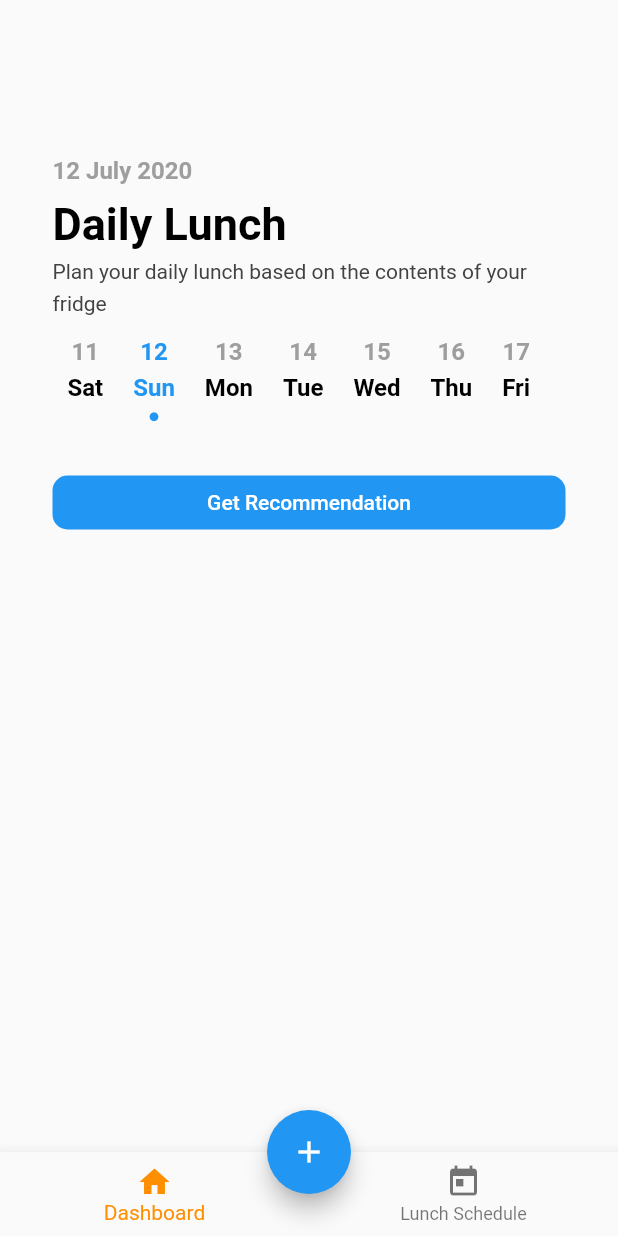
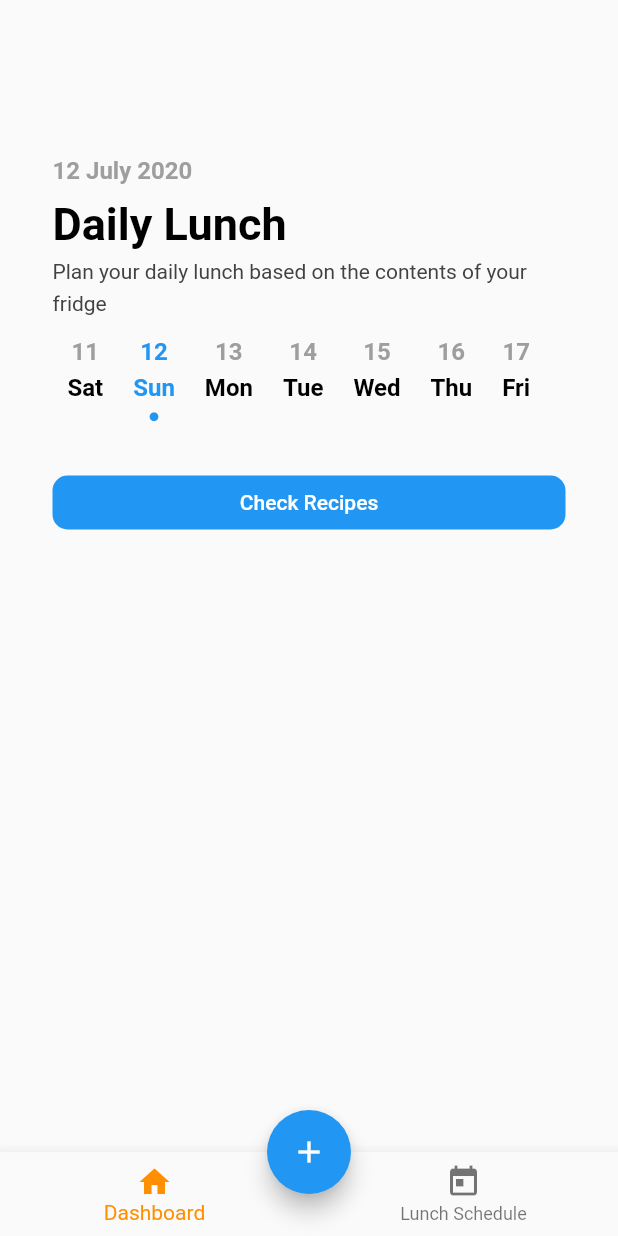
Before and after one commit to ofload/flutter-tech-task, a Flutter app: the screen it shows after launch, on a phone screen of 412 x 824 dp. Run offline on Flutter 3.47's test engine with Material 2 defaults, Android fonts, the phone set to English and light mode, and no system bars.

Commit message:
feat(dashboard): added change date

```diff
--- a/lib/pages/dashboard.dart
+++ b/lib/pages/dashboard.dart
@@ -66,10 +66,12 @@ class _DashboardPage extends State<DashboardPage> {
               scrollDirection: Axis.horizontal,
               itemCount: _currentTimeList.length,
               itemBuilder: (BuildContext ctx, int index) {
-                return ButtonDate(
-                  dateTime: _currentTimeList[index]['date'],
-                  selected: _currentTimeList[index]['selected'],
-                );
+                return GestureDetector(
+                    child: ButtonDate(
+                      dateTime: _currentTimeList[index]['date'],
+                      selected: _currentTimeList[index]['selected'],
+                    ),
+                    onTap: () => _onSelect(index));
               }),
         ),
         FlatButton(
@@ -80,8 +82,7 @@ class _DashboardPage extends State<DashboardPage> {
                       builder: (context) =>
                           IngredientsChoosePage(date: this._selectedTime)));
             },
-            child: Text('Get Recommendation',
-                style: TextStyle(color: Colors.white)),
+            child: Text('Check Recipes', style: TextStyle(color: Colors.white)),
             color: Colors.blue,
             shape: RoundedRectangleBorder(
               borderRadius: BorderRadius.circular(10.0),
@@ -89,4 +90,15 @@ class _DashboardPage extends State<DashboardPage> {
       ],
     );
   }
+
+  _onSelect(int index) {
+    setState(() {
+      this._currentTimeList = this._currentTimeList.map((e) {
+        e['selected'] = false;
+        return e;
+      }).toList();
+      this._currentTimeList[index]['selected'] =
+          !this._currentTimeList[index]['selected'];
+    });
+  }
 }
```
